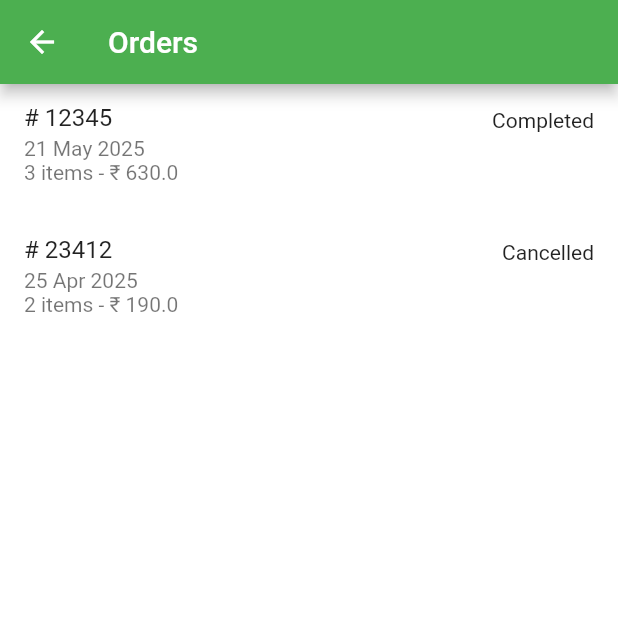
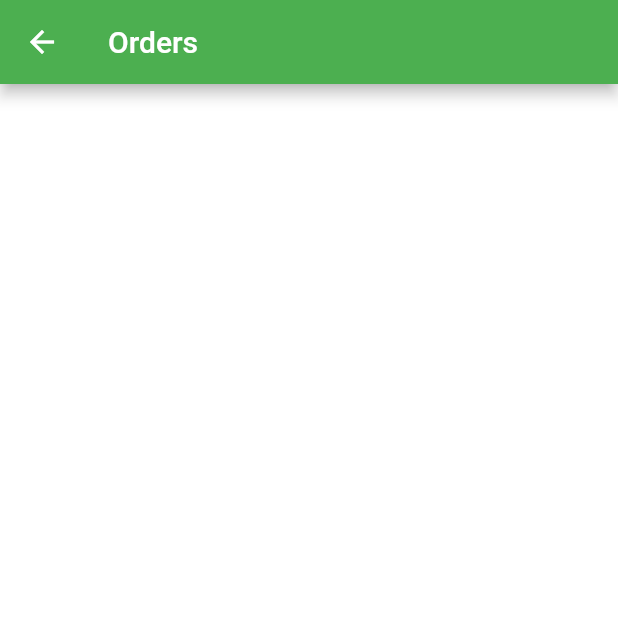
Before and after one commit to appmakingco/grocery-user-backend, a Flutter app: the OrdersScreen screen opened directly, on a phone screen of 412 x 824 dp, the top half of it. Run offline on Flutter 3.47's test engine with Material 2 defaults, Android fonts, the phone set to English and light mode, and no system bars; our stand-ins replace carousel_slider, cloud_firestore, firebase_auth, firebase_core, firebase_storage, get and 1 more; accounts and stored records are empty; network calls fail.

Commit message:
listing user order and view

```diff
--- a/userapp/lib/controllers/orders.dart
+++ b/userapp/lib/controllers/orders.dart
@@ -30,6 +30,7 @@ class OrderController extends GetxController {
         _tmp.add({"id": order.id, ...order.data()});
       });
       orders.assignAll(_tmp);
+      print(orders);
     });
   }
 
--- a/userapp/lib/screens/orders.dart
+++ b/userapp/lib/screens/orders.dart
@@ -1,69 +1,18 @@
 import 'package:flutter/material.dart';
 import 'package:get/get.dart';
+import 'package:userapp/controllers/orders.dart';
 import 'package:userapp/screens/order-detail.dart';
+import 'package:intl/intl.dart';
 
 class OrdersScreen extends StatelessWidget {
   OrdersScreen({Key? key}) : super(key: key);
+  OrderController _orderCtrl = Get.put(OrderController());
 
-  List _orders = [
-    {
-      "id": "12345",
-      "status": "Completed",
-      "paymentMethod": "COD",
-      "deliveryAddress": "34 Flutter Club, Earth 213512",
-      "dateString": "21 May 2025",
-      "cartTotal": 630.0,
-      "itemsCount": 3,
-      "cartItems": [
-        {
-          "imageURL": "assets/images/products/1.jpg",
-          "title": "Carrot",
-          "qty": 1,
-          "price": 20.0,
-          "total": 20.0,
-        },
-        {
-          "imageURL": "assets/images/products/5.jpg",
-          "title": "Raw Meat",
-          "qty": 2,
-          "price": 320.0,
-          "total": 640.0,
-        },
-        {
-          "imageURL": "assets/images/products/8.jpg",
-          "title": "Orange",
-          "qty": 1,
-          "price": 170.0,
-          "total": 170.0,
-        }
-      ]
-    },
-    {
-      "id": "23412",
-      "status": "Cancelled",
-      "paymentMethod": "COD",
-      "deliveryAddress": "34 Flutter Club, Earth 213512",
-      "dateString": "25 Apr 2025",
-      "cartTotal": 190.0,
-      "itemsCount": 2,
-      "cartItems": [
-        {
-          "imageURL": "assets/images/products/1.jpg",
-          "title": "Carrot",
-          "qty": 1,
-          "price": 20.0,
-          "total": 20.0,
-        },
-        {
-          "imageURL": "assets/images/products/8.jpg",
-          "title": "Orange",
-          "qty": 1,
-          "price": 170.0,
-          "total": 170.0,
-        }
-      ]
-    }
-  ];
+  toDateString(timestamp) {
+    var date = DateTime.parse(timestamp.toDate().toString());
+    var formatter = DateFormat("dd-MMM-yyyy");
+    return formatter.format(date);
+  }
 
   @override
   Widget build(BuildContext context) {
@@ -72,24 +21,24 @@ class OrdersScreen extends StatelessWidget {
         title: Text("Orders"),
       ),
       body: ListView.builder(
-        itemCount: _orders.length,
+        itemCount: _orderCtrl.orders.length,
         itemBuilder: (bc, index) {
           return ListTile(
             onTap: () {
               Get.to(OrderDetail(
-                orderObj: _orders[index],
+                orderObj: _orderCtrl.orders[index],
               ));
             },
-            title: Text("# ${_orders[index]["id"]}"),
+            title: Text("# ${_orderCtrl.orders[index]["id"]}"),
             subtitle: Column(
               crossAxisAlignment: CrossAxisAlignment.start,
               children: [
-                Text("${_orders[index]["dateString"]}"),
+                Text("${toDateString(_orderCtrl.orders[index]["createdAt"])}"),
                 Text(
-                    "${_orders[index]["itemsCount"]} items - ₹ ${_orders[index]["cartTotal"]}")
+                    "${_orderCtrl.orders[index]["itemCount"]} items - ₹ ${_orderCtrl.orders[index]["cartTotal"]}")
               ],
             ),
-            trailing: Text("${_orders[index]["status"]}"),
+            trailing: Text("${_orderCtrl.orders[index]["status"]}"),
             isThreeLine: true,
           );
         },
--- a/userapp/pubspec.yaml
+++ b/userapp/pubspec.yaml
@@ -27,17 +27,17 @@ environment:
 # the latest version available on pub.dev. To see which dependencies have newer
 # versions available, run `flutter pub outdated`.
 dependencies:
+  carousel_slider: ^4.0.0
   cloud_firestore: ^3.1.5
-  carousel_slider: ^4.0.0
   cupertino_icons: ^1.0.2
   firebase_auth: ^3.3.4
   firebase_core: ^1.10.6
   firebase_storage: ^10.2.4
-  image_picker: ^0.8.4+4
-
   flutter:
     sdk: flutter
   get: ^4.6.1
+  image_picker: ^0.8.4+4
+  intl: ^0.17.0
 
 dev_dependencies:
   flutter_lints: ^1.0.0
```
Also changed, not shown: userapp/lib/screens/order-detail.dart (+34 -13 lines), userapp/pubspec.lock.
